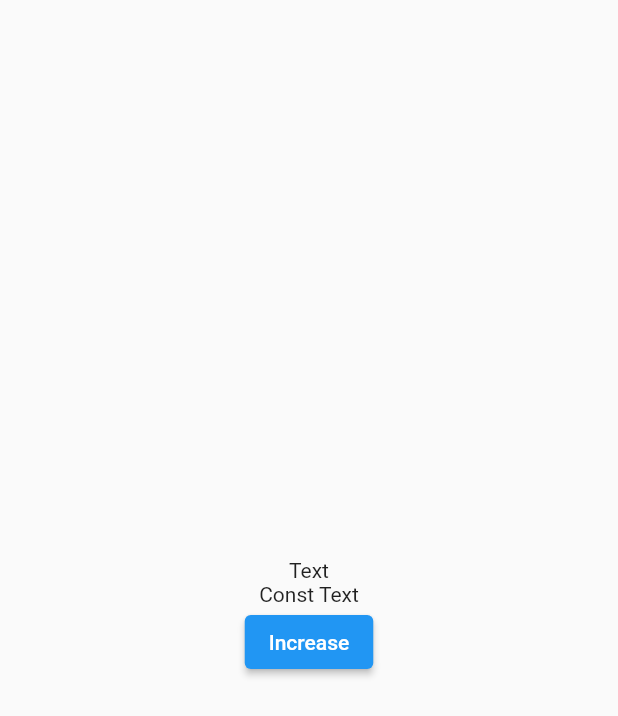
After one commit to taeksoolee/flutter-chapter-study, a Flutter app: the screen it shows after launch, after a tap on "Increase", on a phone screen of 412 x 824 dp. The commit adds this screen. Shown: the top 716 px of the screen. Run offline on Flutter 3.47's test engine with Material 2 defaults, Android fonts, the phone set to English and light mode, and no system bars; our stand-ins replace webview_flutter.

Commit message:
🚀 const test 추가

```diff
--- a/coding_factory/lib/main.dart
+++ b/coding_factory/lib/main.dart
@@ -1,3 +1,4 @@
+import 'package:coding_factory/screens/const_test_screen.dart';
 import 'package:flutter/material.dart';
 
 import 'package:coding_factory/screens/helloworld_screen.dart';
@@ -8,17 +9,21 @@ import 'package:coding_factory/screens/life_cycle_screen.dart';
 import 'package:coding_factory/screens/image_carousel_screen.dart';
 import 'package:coding_factory/screens/u_and_i_screen.dart';
 
-void main(List<String> args) {
+import 'package:flutter_localizations/flutter_localizations.dart';
+import 'package:intl/intl.dart';
+
+void main(List<String> argdifferences) {
   runApp(MaterialApp(
-    theme: ThemeData(
-      fontFamily: 'sunflower',
-      textTheme: TextTheme(
-        headline1: TextStyle(color: Colors.white, fontFamily: 'parisienne', fontSize: 80.0),
-        headline2: TextStyle(color: Colors.white, fontSize: 50.0, fontWeight: FontWeight.w700),
-        bodyText1: TextStyle(color: Colors.white, fontSize: 30.0),
-        bodyText2: TextStyle(color: Colors.white, fontSize: 20.0),
-      )
-    ),
+    // theme: ThemeData(
+    //     fontFamily: 'sunflower',
+    //     textTheme: TextTheme(
+    //       headline1: TextStyle(
+    //           color: Colors.white, fontFamily: 'parisienne', fontSize: 80.0),
+    //       headline2: TextStyle(
+    //           color: Colors.white, fontSize: 50.0, fontWeight: FontWeight.w700),
+    //       bodyText1: TextStyle(color: Colors.white, fontSize: 30.0),
+    //       bodyText2: TextStyle(color: Colors.white, fontSize: 20.0),
+    //     )),
     // debugShowCheckedModeBanner: false, // debug 모드
     // home: HelloWorldScreen(),
     // home: SplashScreen(),
@@ -26,6 +31,7 @@ void main(List<String> args) {
     // home: WebViewScreen(),
     // home: LifeCycleScreen(),
     // home: ImageCarouselScreen(),
-    home: UAndIScreen(),
+    // home: UAndIScreen(),
+    home: ConstTestScreen(),
   ));
 }
--- /dev/null
+++ b/coding_factory/lib/screens/const_test_screen.dart
@@ -0,0 +1,52 @@
+import 'package:flutter/material.dart';
+import 'package:flutter/src/foundation/key.dart';
+import 'package:flutter/src/widgets/framework.dart';
+
+/**
+ *
+ */
+
+class ConstTestScreen extends StatefulWidget {
+  const ConstTestScreen({Key? key}) : super(key: key);
+
+  @override
+  State<ConstTestScreen> createState() => _ConstScreenTestState();
+}
+
+class _ConstScreenTestState extends State<ConstTestScreen> {
+  @override
+  Widget build(BuildContext context) {
+    return Scaffold(
+      body: SizedBox(
+        width: MediaQuery.of(context).size.width,
+        child: Column(
+          mainAxisAlignment: MainAxisAlignment.center,
+          crossAxisAlignment: CrossAxisAlignment.center,
+          children: [
+            _TextContainer(text: 'Text'),
+            const _TextContainer(
+                text:
+                    'Const Text'), // build Time에 알수 있는값만 사용. 다시 빌드함수를 호출하지 않는다.
+            ElevatedButton(
+              onPressed: () {
+                setState(() {});
+              },
+              child: Text('Increase'),
+            )
+          ],
+        ),
+      ),
+    );
+  }
+}
+
+class _TextContainer extends StatelessWidget {
+  final String text;
+  const _TextContainer({required String this.text, Key? key}) : super(key: key);
+
+  @override
+  Widget build(BuildContext context) {
+    print('_TextContainer : $text');
+    return Text('$text');
+  }
+}
```
